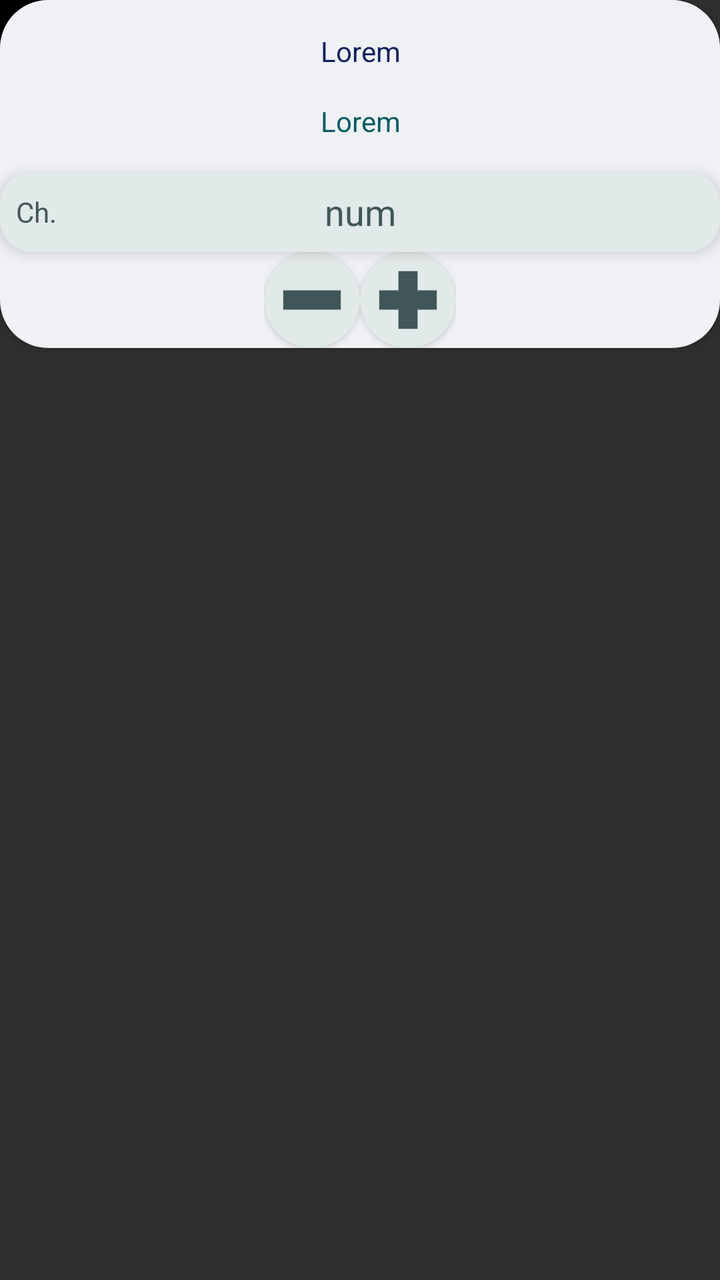
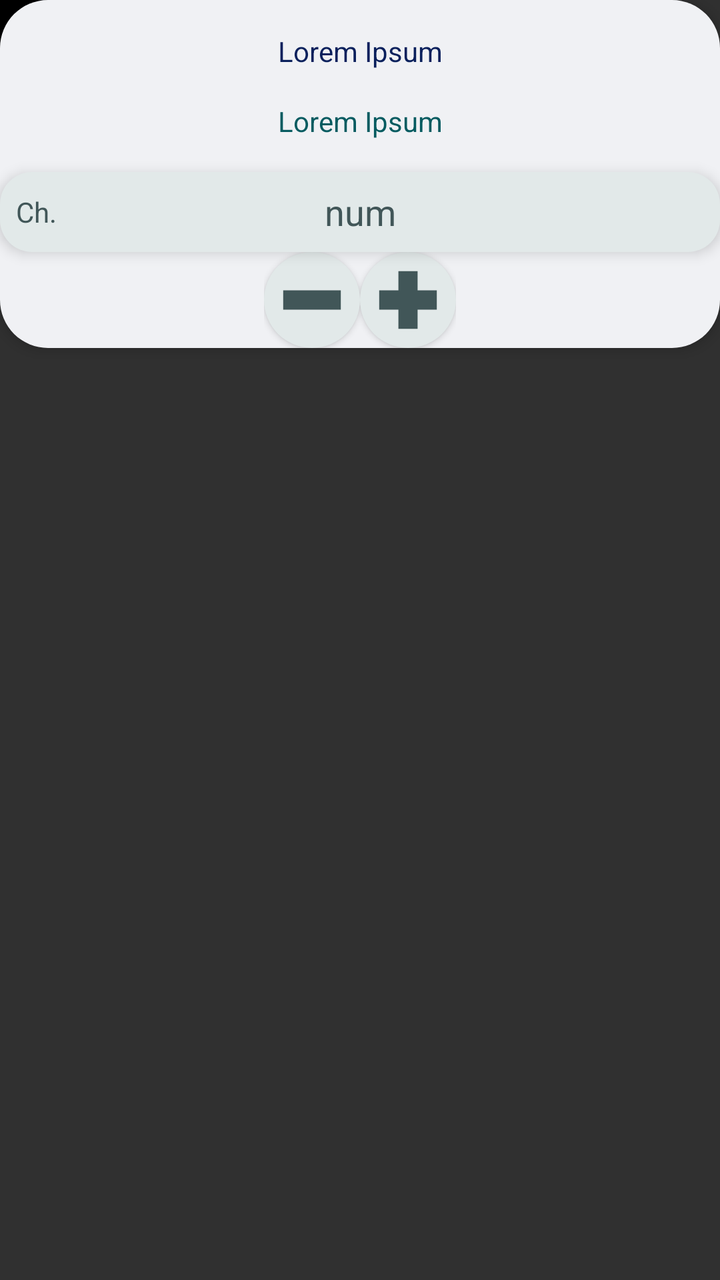

Compare the two renders of this Android layout. The source of the first and the diff that turns it into the second are given below.
<!-- AndroidManifest.xml: application theme Theme.MangaCheck -->
<!-- res/layout/info_reading_dialog.xml -->
<?xml version="1.0" encoding="utf-8"?>
<FrameLayout
    xmlns:android="http://schemas.android.com/apk/res/android"
    android:layout_width="match_parent"
    android:layout_height="wrap_content">

    <Button
        android:layout_width="@dimen/card_icon_button"
        android:layout_height="@dimen/card_icon_button"
        android:background="@color/black"/>

    <LinearLayout
        android:background="@drawable/basic_surface"
        android:elevation="4dp"
        android:id="@+id/titolo_descrizione_capitolo"
        android:layout_width="match_parent"
        android:layout_height="wrap_content"
        android:orientation="vertical">

        <TextView
            android:id="@+id/manga_title"
            android:layout_width="match_parent"
            android:layout_height="wrap_content"
            android:textColor="?colorOnPrimaryContainer"
            android:text="Lorem"
            android:gravity="center"
            android:layout_marginBottom="@dimen/card_elements_margin"
            android:layout_marginTop="@dimen/card_elements_margin"/>

        <TextView
            android:id="@+id/manga_description"
            android:layout_width="match_parent"
            android:layout_height="wrap_content"
            android:textColor="?colorOnSecondaryContainer"
            android:text="Lorem"
            android:gravity="center"
            android:layout_marginBottom="@dimen/card_elements_margin"/>

        <include layout="@layout/chapter_number_input" />

        <include layout="@layout/dec_inc_buttons"/>
    </LinearLayout>
</FrameLayout>
<!-- res/layout/chapter_number_input.xml (included above) -->
<?xml version="1.0" encoding="utf-8"?>
<FrameLayout xmlns:android="http://schemas.android.com/apk/res/android"
    android:id="@+id/chapter_number"
    android:layout_width="match_parent"
    android:layout_height="@dimen/form_input_H"
    android:layout_marginHorizontal="@dimen/card_margin"
    android:layout_marginVertical="@dimen/card_margin"
    android:autofillHints="chapter"
    android:background="@drawable/basic_surface_variant"
    android:elevation="4dp">

    <TextView
        android:layout_width="wrap_content"
        android:layout_height="wrap_content"
        android:layout_gravity="center_vertical"
        android:paddingStart="8sp"
        android:paddingEnd="0dp"
        android:text="@string/chapter_abbreviations"
        android:textColor="?colorOnSurfaceVariant" />

    <EditText
        android:id="@+id/chapter_input"
        android:layout_width="match_parent"
        android:layout_height="wrap_content"
        android:layout_gravity="center"
        android:layout_marginHorizontal="@dimen/card_margin"
        android:autofillHints="chapter_number"
        android:background="#00000000"
        android:hint="@string/chapter_abbreviation_number"
        android:inputType="number"
        android:textAlignment="center"
        android:textColor="?colorOnSurfaceVariant"
        android:textColorHint="?colorOnSurfaceVariant" />
</FrameLayout>
<!-- res/layout/dec_inc_buttons.xml (included above) -->
<?xml version="1.0" encoding="utf-8"?>
<LinearLayout xmlns:android="http://schemas.android.com/apk/res/android"
    android:layout_width="wrap_content"
    android:layout_height="wrap_content"
    android:layout_gravity="center_horizontal"
    android:layout_marginBottom="@dimen/card_margin"
    android:orientation="horizontal">

    <Button
        android:id="@+id/dec_button"
        android:layout_width="@dimen/card_icon_button"
        android:layout_height="@dimen/card_icon_button"
        android:layout_gravity="start"
        android:layout_marginEnd="@dimen/dec_inc_distance"
        android:background="@drawable/minus_button"
        android:elevation="8dp" />

    <Button
        android:id="@+id/inc_button"
        android:layout_width="@dimen/card_icon_button"
        android:layout_height="@dimen/card_icon_button"
        android:layout_gravity="end"
        android:layout_marginStart="@dimen/dec_inc_distance"
        android:background="@drawable/plus_button"
        android:elevation="8dp" />

</LinearLayout>
<!-- resources referenced by this layout -->
<resources>
  <color name="black">#FF000000</color>
  <dimen name="card_elements_margin">16dp</dimen>
  <dimen name="card_icon_button">48dp</dimen>
  <dimen name="form_input_H">40dp</dimen>
  <!-- drawable basic_surface (drawable) -->
  <?xml version="1.0" encoding="utf-8"?>
  <shape xmlns:android="http://schemas.android.com/apk/res/android"
      android:shape="rectangle">
      <solid android:color="?colorSurface" />
      <corners android:radius="@dimen/card_corner_radius" />
  </shape>
  <!-- drawable basic_surface_variant (drawable) -->
  <?xml version="1.0" encoding="utf-8"?>
  <shape xmlns:android="http://schemas.android.com/apk/res/android"
      android:shape="rectangle">
      <solid android:color="?colorSurfaceVariant" />
      <corners android:radius="@dimen/form_button_corner_radius" />
  </shape>
  <!-- drawable minus_button (drawable) -->
  <layer-list xmlns:android="http://schemas.android.com/apk/res/android">
      <item>
          <shape android:shape="oval">
              <solid android:color="?colorSurfaceVariant" />
          </shape>
      </item>
  
      <item>
          <vector
              android:width="24dp"
              android:height="24dp"
              android:autoMirrored="true"
              android:tint="?colorOnSurfaceVariant"
              android:viewportWidth="10"
              android:viewportHeight="10">
              <path
                  android:fillColor="@android:color/white"
                  android:pathData="M 4 4 L 6 4 L 8 4 L 8 6 L 6 6 L 4 6 L 2 6 L 2 4" />
          </vector>
      </item>
  </layer-list>
  <!-- drawable plus_button (drawable) -->
  <layer-list xmlns:android="http://schemas.android.com/apk/res/android">
      <item>
          <shape android:shape="oval">
              <solid android:color="?colorSurfaceVariant" />
          </shape>
      </item>
  
      <item>
          <vector
              android:width="10dp"
              android:height="10dp"
              android:autoMirrored="true"
              android:tint="?colorOnSurfaceVariant"
              android:viewportWidth="10"
              android:viewportHeight="10">
              <path
                  android:fillColor="@android:color/white"
                  android:pathData="M 4 4 L 4 2 L 6 2 L 6 4 L 8 4 L 8 6 L 6 6 L 6 8 L 4 8 L 4 6 L 2 6 L 2 4" />
          </vector>
      </item>
  </layer-list>
  <string name="chapter_abbreviation_number">num</string>
  <string name="chapter_abbreviations">Ch.</string>
  <dimen name="card_corner_radius">24dp</dimen>
  <dimen name="form_button_corner_radius">16dp</dimen>
  <color name="primary_35">#1038A2</color>
  <color name="primary_80">#A3B9F5</color>
  <color name="white">#FFFFFFFF</color>
  <color name="primary_20">#0A205C</color>
  <color name="secondary_35">#0A9FA9</color>
  <color name="secondary_80">#9FF4F9</color>
  <color name="secondary_20">#065B60</color>
  <color name="tertiary_35">#3D4C76</color>
  <color name="tertiary_80">#BCC4DC</color>
  <color name="tertiary_20">#232B43</color>
  <color name="error_35">#B22200</color>
  <color name="error_80">#FFAC99</color>
  <color name="error_20">#661300</color>
  <color name="Natural_80">#C4C9D4</color>
  <color name="Natural_10">#16181D</color>
  <color name="Natural_95">#F0F1F4</color>
  <color name="Natural_20">#2B303B</color>
  <color name="VNatural_90">#E2E9E9</color>
  <color name="VNatural_30">#415658</color>
  <color name="VNatural_50">#6C9093</color>
  <color name="VNatural_80">#C4D3D4</color>
  <style name="mySpinnerItemSelectedStyle" parent="@android:style/Widget.Holo.TextView.SpinnerItem">
          <item name="android:textColor">@color/black</item>
      </style>
  <!-- unchanged entries left out for length: 1 -->
</resources>

<!-- the commit's change to res/layout/info_reading_dialog.xml (unified diff, before → after) -->
@@ -22,7 +22,7 @@
             android:layout_width="match_parent"
             android:layout_height="wrap_content"
             android:textColor="?colorOnPrimaryContainer"
-            android:text="Lorem"
+            android:text="@string/missing"
             android:gravity="center"
             android:layout_marginBottom="@dimen/card_elements_margin"
             android:layout_marginTop="@dimen/card_elements_margin"/>
@@ -32,7 +32,7 @@
             android:layout_width="match_parent"
             android:layout_height="wrap_content"
             android:textColor="?colorOnSecondaryContainer"
-            android:text="Lorem"
+            android:text="@string/missing"
             android:gravity="center"
             android:layout_marginBottom="@dimen/card_elements_margin"/>
 
<!-- resource entries referenced after the edit -->
@@ -64,6 +64,7 @@
   </layer-list>
   <string name="chapter_abbreviation_number">num</string>
   <string name="chapter_abbreviations">Ch.</string>
+  <string name="missing">Lorem Ipsum</string>
   <dimen name="card_corner_radius">24dp</dimen>
   <dimen name="form_button_corner_radius">16dp</dimen>
   <color name="primary_35">#1038A2</color>
